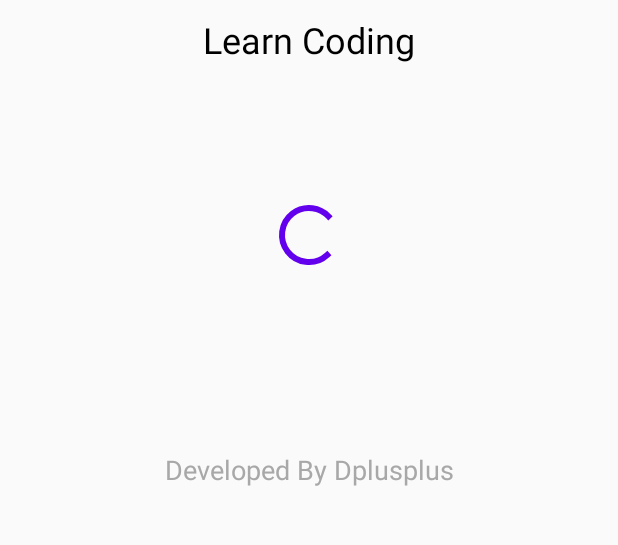
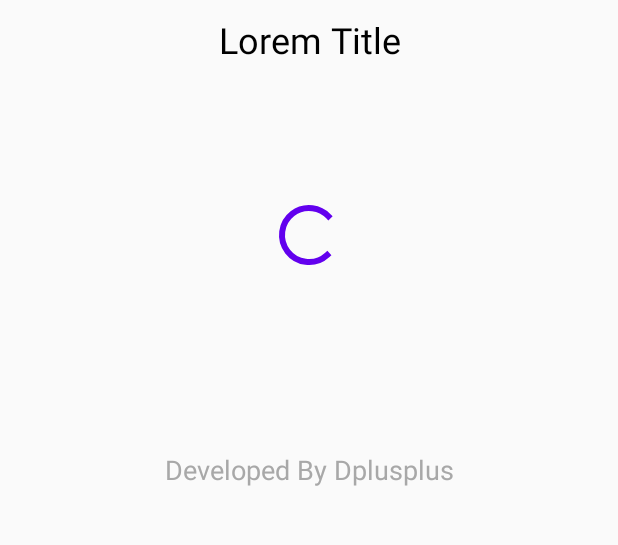
Before and after one commit to Dayojaiye74/SplashScreen-Kotlin, an Android app: the SplashScreen screen opened directly, with no data from a screen before it, on a phone screen of 412 x 824 dp, the part 489-1034 px from its top. Run offline under Robolectric (Android 15) with nearby library versions, the phone set to English and light mode, and no system bars.

Commit message:
Splash Screen in Android - Kotlin

```diff
--- a/app/src/main/java/com/dev_app/splashscreendemo/MainActivity.kt
+++ b/app/src/main/java/com/dev_app/splashscreendemo/MainActivity.kt
@@ -9,7 +9,7 @@ class MainActivity : AppCompatActivity() {
         super.onCreate(savedInstanceState)
         setContentView(R.layout.activity_main)
     }
-
+    //.. handles backStack
     override fun onBackPressed() {
 
     }
--- a/app/src/main/res/layout/activity_splash_screen.xml
+++ b/app/src/main/res/layout/activity_splash_screen.xml
@@ -19,7 +19,7 @@
     <TextView
         android:layout_width="match_parent"
         android:layout_height="wrap_content"
-        android:text="Learn Coding"
+        android:text="Lorem Title"
         android:textSize="24sp"
         android:padding="10dp"
         android:textColor="@color/colorBlack"
```
